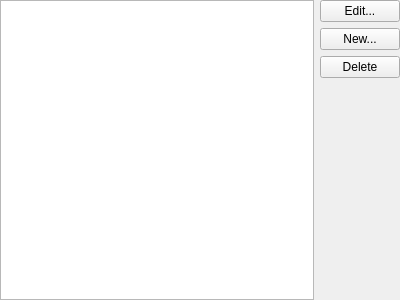
The window that native/src/ReachVariantTool/ui/script_editor/page_string_table.ui (DavidJCobb/ReachVariantEditor) describes before a commit, drawn with Qt 5.
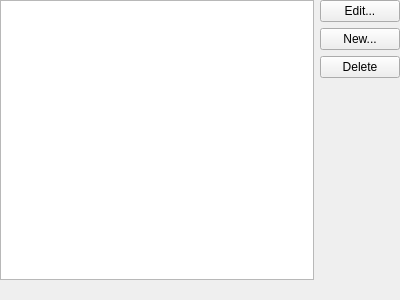
The same window after the commit.

Commit message:
Tab order fixes; string table editor now shows size stats
Fixed tab order and buddy widget settings throughout the script editor.

The string table editor now selects a newly-inserted string, and no longer accidentally deselects an existing string after saving changes to it. The editor also now shows buffer usage stats.

Deleted an unused "Forge label editor" widget -- a leftover from an older design.

The edit to the form file:
```diff
--- a/native/src/ReachVariantTool/ui/script_editor/page_string_table.ui
+++ b/native/src/ReachVariantTool/ui/script_editor/page_string_table.ui
@@ -13,7 +13,7 @@
   <property name="windowTitle">
    <string>Form</string>
   </property>
-  <layout class="QHBoxLayout" name="horizontalLayout">
+  <layout class="QGridLayout" name="gridLayout_2">
    <property name="leftMargin">
     <number>0</number>
    </property>
@@ -26,10 +26,10 @@
    <property name="bottomMargin">
     <number>0</number>
    </property>
-   <item>
+   <item row="0" column="0">
     <widget class="QListWidget" name="list"/>
    </item>
-   <item>
+   <item row="0" column="1">
     <layout class="QVBoxLayout" name="verticalLayout">
      <item>
       <widget class="QPushButton" name="buttonEdit">
@@ -67,6 +67,20 @@
      </item>
     </layout>
    </item>
+   <item row="1" column="0" colspan="2">
+    <layout class="QGridLayout" name="gridLayout">
+     <item row="0" column="0">
+      <widget class="QLabel" name="statsReadout">
+       <property name="text">
+        <string/>
+       </property>
+       <property name="wordWrap">
+        <bool>true</bool>
+       </property>
+      </widget>
+     </item>
+    </layout>
+   </item>
   </layout>
  </widget>
  <resources/>
```
The commit also changes 17 other files.
